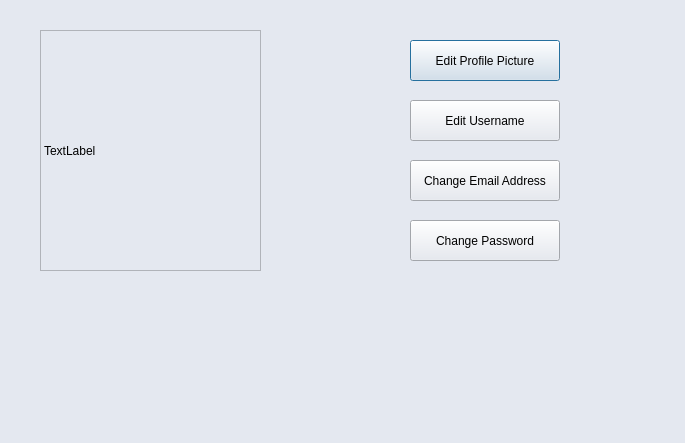
Qt form concurrentTextEditor/accountsettings.ui (scottiexdev/concurrentTextEditor) before a commit.
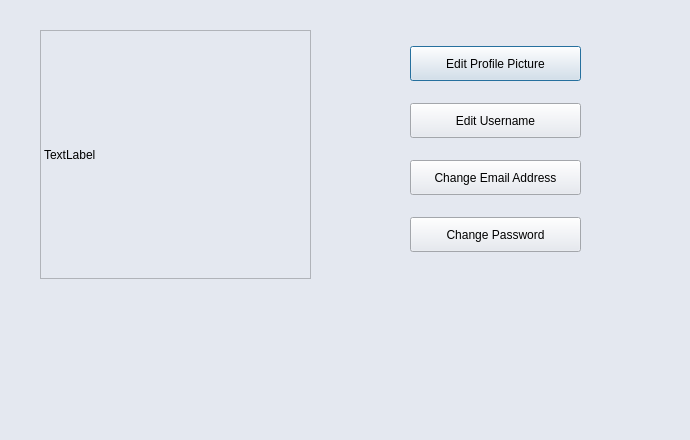
The same form after that commit.

Commit message: AccountSettings layout & loggedinwindow alignment

Patch:
```diff
--- a/concurrentTextEditor/accountsettings.ui
+++ b/concurrentTextEditor/accountsettings.ui
@@ -6,10 +6,22 @@
    <rect>
     <x>0</x>
     <y>0</y>
-    <width>685</width>
-    <height>443</height>
+    <width>690</width>
+    <height>440</height>
    </rect>
   </property>
+  <property name="minimumSize">
+   <size>
+    <width>690</width>
+    <height>440</height>
+   </size>
+  </property>
+  <property name="maximumSize">
+   <size>
+    <width>690</width>
+    <height>440</height>
+   </size>
+  </property>
   <property name="palette">
    <palette>
     <active>
@@ -455,31 +467,18 @@
   <property name="windowTitle">
    <string>Dialog</string>
   </property>
-  <widget class="QLabel" name="img_label">
+  <widget class="QWidget" name="">
    <property name="geometry">
     <rect>
-     <x>40</x>
+     <x>410</x>
      <y>30</y>
-     <width>221</width>
+     <width>171</width>
      <height>241</height>
     </rect>
    </property>
-   <property name="frameShape">
-    <enum>QFrame::StyledPanel</enum>
-   </property>
-   <property name="text">
-    <string>TextLabel</string>
-   </property>
-  </widget>
+   <layout class="QVBoxLayout" name="verticalLayout">
+    <item>
   <widget class="QPushButton" name="pushButton_PP">
-   <property name="geometry">
-    <rect>
-     <x>410</x>
-     <y>40</y>
-     <width>150</width>
-     <height>41</height>
-    </rect>
-   </property>
    <property name="minimumSize">
     <size>
      <width>150</width>
@@ -490,15 +489,9 @@
     <string>Edit Profile Picture</string>
    </property>
   </widget>
+    </item>
+    <item>
   <widget class="QPushButton" name="pushButton_U">
-   <property name="geometry">
-    <rect>
-     <x>410</x>
-     <y>100</y>
-     <width>150</width>
-     <height>41</height>
-    </rect>
-   </property>
    <property name="minimumSize">
     <size>
      <width>150</width>
@@ -509,15 +502,9 @@
     <string>Edit Username</string>
    </property>
   </widget>
+    </item>
+    <item>
   <widget class="QPushButton" name="pushButton_EA">
-   <property name="geometry">
-    <rect>
-     <x>410</x>
-     <y>160</y>
-     <width>150</width>
-     <height>41</height>
-    </rect>
-   </property>
    <property name="minimumSize">
     <size>
      <width>150</width>
@@ -528,14 +515,71 @@
     <string>Change Email Address</string>
    </property>
   </widget>
+    </item>
+    <item>
+     <widget class="QPushButton" name="pushButton_PWD">
+      <property name="minimumSize">
+       <size>
+        <width>150</width>
+        <height>35</height>
+       </size>
+      </property>
+      <property name="text">
+       <string>Change Password</string>
+      </property>
+     </widget>
+    </item>
+   </layout>
+  </widget>
+  <widget class="QWidget" name="">
+   <property name="geometry">
+    <rect>
+     <x>40</x>
+     <y>30</y>
+     <width>271</width>
+     <height>371</height>
+    </rect>
+   </property>
+   <layout class="QVBoxLayout" name="verticalLayout_2">
+    <item>
+     <widget class="QLabel" name="img_label">
+      <property name="sizePolicy">
+       <sizepolicy hsizetype="Preferred" vsizetype="Expanding">
+        <horstretch>0</horstretch>
+        <verstretch>0</verstretch>
+       </sizepolicy>
+      </property>
+      <property name="frameShape">
+       <enum>QFrame::StyledPanel</enum>
+      </property>
+      <property name="text">
+       <string>TextLabel</string>
+      </property>
+     </widget>
+    </item>
+    <item>
+     <spacer name="verticalSpacer">
+      <property name="orientation">
+       <enum>Qt::Vertical</enum>
+      </property>
+      <property name="sizeType">
+       <enum>QSizePolicy::Fixed</enum>
+      </property>
+      <property name="sizeHint" stdset="0">
+       <size>
+        <width>20</width>
+        <height>60</height>
+       </size>
+      </property>
+     </spacer>
+    </item>
+    <item>
   <widget class="QLabel" name="label_usr">
-   <property name="geometry">
-    <rect>
-     <x>40</x>
-     <y>290</y>
-     <width>111</width>
-     <height>21</height>
-    </rect>
+      <property name="minimumSize">
+       <size>
+        <width>115</width>
+        <height>25</height>
+       </size>
    </property>
    <property name="font">
     <font>
@@ -547,24 +591,21 @@
     <string/>
    </property>
   </widget>
-  <widget class="QPushButton" name="pushButton_PWD">
-   <property name="geometry">
-    <rect>
-     <x>410</x>
-     <y>220</y>
-     <width>150</width>
-     <height>41</height>
-    </rect>
-   </property>
+    </item>
+    <item>
+     <widget class="QLabel" name="label_email">
    <property name="minimumSize">
     <size>
-     <width>150</width>
-     <height>35</height>
+        <width>115</width>
+        <height>25</height>
     </size>
    </property>
    <property name="text">
-    <string>Change Password</string>
-   </property>
+       <string/>
+      </property>
+     </widget>
+    </item>
+   </layout>
   </widget>
  </widget>
  <resources/>
```
Lines whose indentation alone changed are shown as unchanged. The commit also changes 4 other files.
